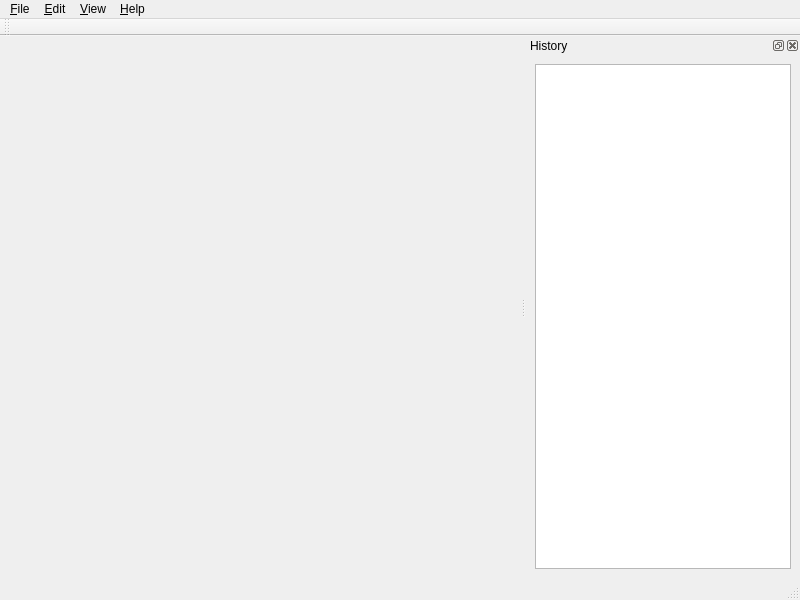
The window that src/main_window.ui (LogikSim/LogikSimPython) describes before a commit, drawn with Qt 5.
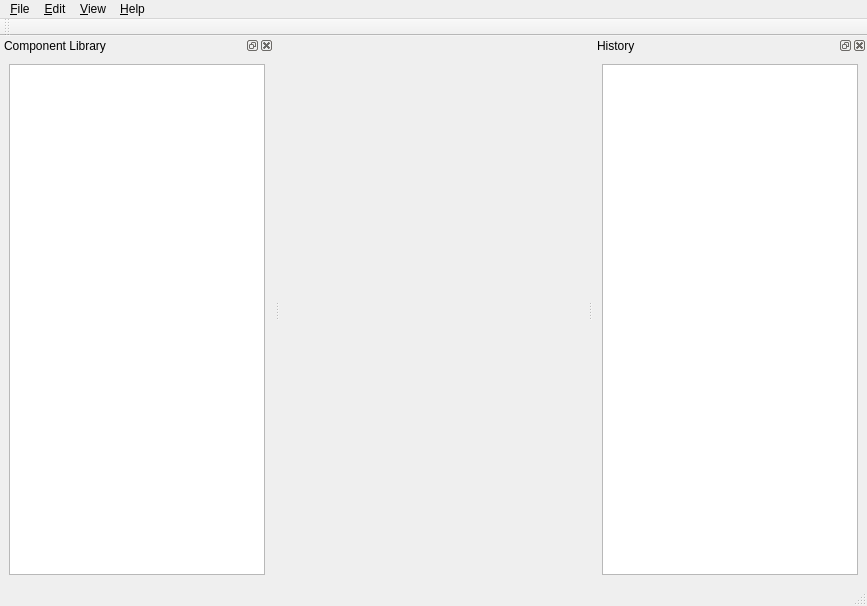
The same window after the commit. Icons and pictures are not drawn. Custom widgets are drawn as their Qt base class.

Commit message: added basic component library dock widget

The edit to the form file:
```diff
--- a/src/main_window.ui
+++ b/src/main_window.ui
@@ -6,8 +6,8 @@
    <rect>
     <x>0</x>
     <y>0</y>
-    <width>800</width>
-    <height>600</height>
+    <width>867</width>
+    <height>606</height>
    </rect>
   </property>
   <property name="windowTitle">
@@ -57,7 +57,7 @@
     <rect>
      <x>0</x>
      <y>0</y>
-     <width>800</width>
+     <width>867</width>
      <height>21</height>
     </rect>
    </property>
@@ -131,6 +131,30 @@
     </layout>
    </widget>
   </widget>
+  <widget class="QDockWidget" name="component_library_dock_widget">
+   <property name="minimumSize">
+    <size>
+     <width>176</width>
+     <height>300</height>
+    </size>
+   </property>
+   <property name="floating">
+    <bool>true</bool>
+   </property>
+   <property name="windowTitle">
+    <string>Component Library</string>
+   </property>
+   <attribute name="dockWidgetArea">
+    <number>1</number>
+   </attribute>
+   <widget class="QWidget" name="component_library_widget">
+    <layout class="QVBoxLayout" name="verticalLayout_3">
+     <item>
+      <widget class="QTreeView" name="treeView"/>
+     </item>
+    </layout>
+   </widget>
+  </widget>
   <action name="action_exit">
    <property name="text">
     <string>&amp;Exit</string>
```
Left out of the diff: 11 changed lines with no effect on the pictures. The commit also changes 2 other files.
